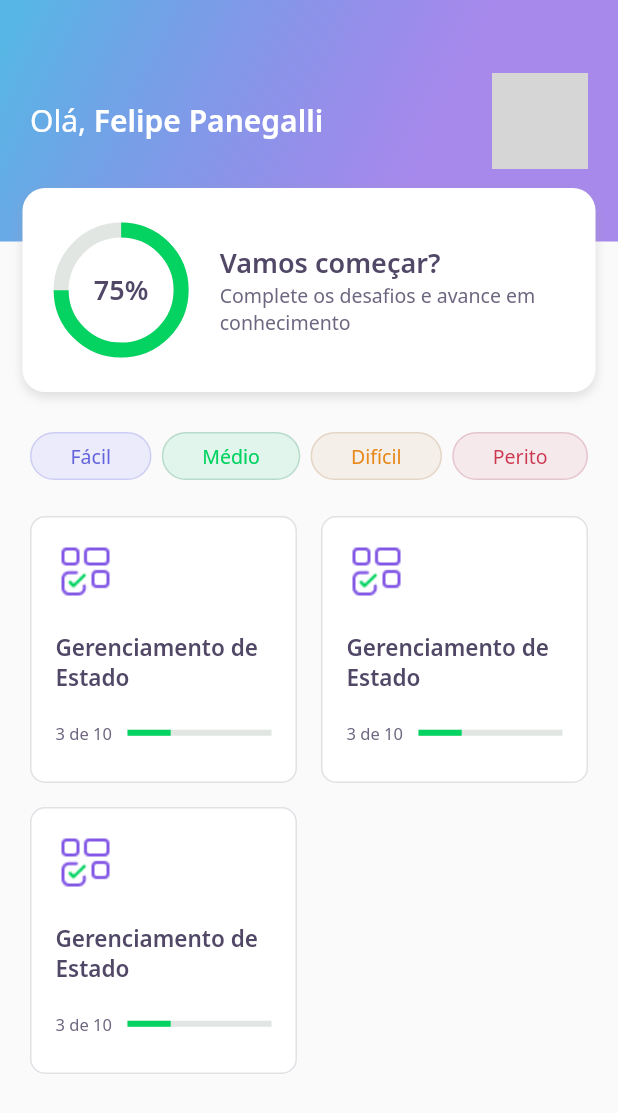
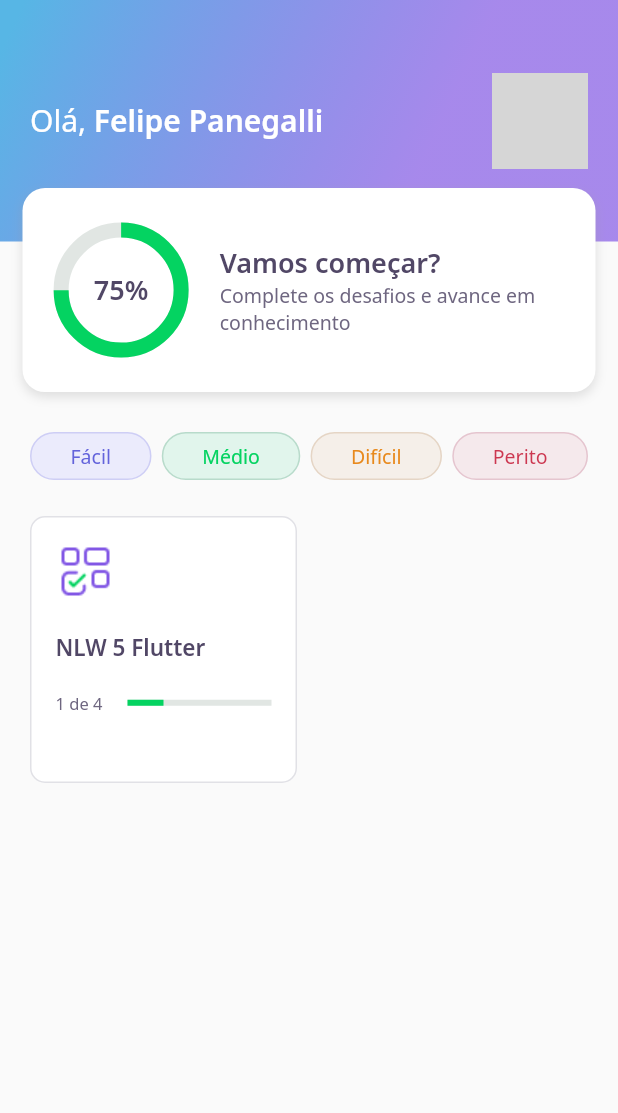
Before and after one commit to felipepanegalli/nlw5-devquiz, a Flutter app: the HomePage screen opened directly, on a phone screen of 412 x 824 dp. Shown: the top 1113 px of the screen. Run offline on Flutter 3.47's test engine with Material 2 defaults, Android fonts, the phone set to English and light mode, and no system bars; our stand-ins replace google_fonts; accounts and stored records are empty; network calls fail; grey boxes are pictures that could not be loaded.

Commit message:
Day 03: Created the Management State, Models and Database JSON

```diff
--- /dev/null
+++ b/database/user.json
@@ -0,0 +1,5 @@
+{
+    "name": "Felipe Panegalli",
+    "score": 75,
+    "photoUrl": "https://avatars.githubusercontent.com/u/25158249?v=4"
+}
--- a/lib/core/app_widget.dart
+++ b/lib/core/app_widget.dart
@@ -1,5 +1,6 @@
 import 'package:flutter/material.dart';
 import 'package:nlw_5_dev_quiz/challenge/challenge_page.dart';
+import 'package:nlw_5_dev_quiz/home/home_page.dart';
 
 class AppWidget extends StatelessWidget {
   @override
@@ -7,7 +8,7 @@
     return MaterialApp(
       title: 'DevQuiz',
       debugShowCheckedModeBanner: false,
-      home: ChallengePage(),
+      home: HomePage(),
     );
   }
 }
--- /dev/null
+++ b/lib/home/home_controller.dart
@@ -0,0 +1,27 @@
+import 'package:flutter/material.dart';
+import 'package:nlw_5_dev_quiz/home/home_repository.dart';
+import 'package:nlw_5_dev_quiz/home/home_state.dart';
+import 'package:nlw_5_dev_quiz/shared/models/quiz_model.dart';
+import 'package:nlw_5_dev_quiz/shared/models/user_model.dart';
+
+class HomeController {
+  final stateNotifier = ValueNotifier<HomeState>(HomeState.empty);
+  set state(HomeState state) => stateNotifier.value = state;
+  HomeState get state => stateNotifier.value;
+
+  UserModel? user;
+  List<QuizModel>? quizzes;
+  final repository = HomeRepository();
+
+  void getUser() async {
+    state = HomeState.loading;
+    user = await repository.getUser();
+    state = HomeState.success;
+  }
+
+  void getQuizzes() async {
+    state = HomeState.loading;
+    quizzes = await repository.getQuizzes();
+    state = HomeState.success;
+  }
+}
--- a/lib/home/home_page.dart
+++ b/lib/home/home_page.dart
@@ -1,4 +1,7 @@
 import 'package:flutter/material.dart';
+import 'package:nlw_5_dev_quiz/core/core.dart';
+import 'package:nlw_5_dev_quiz/home/home_controller.dart';
+import 'package:nlw_5_dev_quiz/home/home_state.dart';
 import 'package:nlw_5_dev_quiz/home/widgets/appbar/app_bar_widget.dart';
 import 'package:nlw_5_dev_quiz/home/widgets/level_button/level_button_widget.dart';
 import 'package:nlw_5_dev_quiz/home/widgets/quiz_card/quiz_card_widget.dart';
@@ -11,10 +14,23 @@
 }
 
 class _HomePageState extends State<HomePage> {
+  final controller = HomeController();
+
+  @override
+  void initState() {
+    super.initState();
+    controller.getUser();
+    controller.getQuizzes();
+    controller.stateNotifier.addListener(() {
+      setState(() {});
+    });
+  }
+
   @override
   Widget build(BuildContext context) {
+    if (controller.state == HomeState.success) {
       return Scaffold(
-      appBar: AppBarWidget(),
+        appBar: AppBarWidget(user: controller.user!),
         body: Padding(
           padding: EdgeInsets.symmetric(horizontal: 20),
           child: Column(
@@ -35,16 +51,28 @@
                   crossAxisCount: 2,
                   crossAxisSpacing: 16,
                   mainAxisSpacing: 16,
-                children: [
-                  QuizCardWidget(),
-                  QuizCardWidget(),
-                  QuizCardWidget(),
-                ],
+                  children: controller.quizzes!
+                      .map((e) => QuizCardWidget(
+                            title: e.title,
+                            completed:
+                                "${e.questionAwnsered} de ${e.questions.length}",
+                            percent: e.questionAwnsered / e.questions.length,
+                          ))
+                      .toList(),
                 ),
               )
             ],
           ),
         ),
       );
+    } else {
+      return Scaffold(
+        body: Center(
+          child: CircularProgressIndicator(
+            valueColor: AlwaysStoppedAnimation<Color>(AppColors.darkGreen),
+          ),
+        ),
+      );
     }
   }
+}
--- /dev/null
+++ b/lib/home/home_state.dart
@@ -0,0 +1 @@
+enum HomeState { success, loading, error, empty }
--- a/lib/home/widgets/appbar/app_bar_widget.dart
+++ b/lib/home/widgets/appbar/app_bar_widget.dart
@@ -1,9 +1,11 @@
 import 'package:flutter/material.dart';
 import 'package:nlw_5_dev_quiz/core/core.dart';
 import 'package:nlw_5_dev_quiz/home/widgets/score_card/score_card.dart';
+import 'package:nlw_5_dev_quiz/shared/models/user_model.dart';
 
 class AppBarWidget extends PreferredSize {
-  AppBarWidget()
+  final UserModel user;
+  AppBarWidget({required this.user})
       : super(
           preferredSize: Size.fromHeight(250),
           child: Container(
@@ -26,7 +28,7 @@
                           style: AppTextStyles.title,
                           children: [
                             TextSpan(
-                              text: 'Felipe Panegalli',
+                              text: user.name,
                               style: AppTextStyles.titleBold,
                             ),
                           ],
@@ -39,7 +41,7 @@
                           borderRadius: BorderRadius.circular(10),
                           image: DecorationImage(
                             image: NetworkImage(
-                              'https://avatars.githubusercontent.com/u/25158249?v=4',
+                              user.photoUrl,
                             ),
                             fit: BoxFit.cover,
                           ),
--- a/lib/home/widgets/quiz_card/quiz_card_widget.dart
+++ b/lib/home/widgets/quiz_card/quiz_card_widget.dart
@@ -1,9 +1,20 @@
 import 'package:flutter/material.dart';
+
 import 'package:nlw_5_dev_quiz/core/core.dart';
 import 'package:nlw_5_dev_quiz/shared/widgets/progress_indicator/progress_indicator_widget.dart';
 
 class QuizCardWidget extends StatelessWidget {
-  QuizCardWidget({Key? key}) : super(key: key);
+  final String title;
+  final String completed;
+  final double percent;
+
+  QuizCardWidget({
+    Key? key,
+    required this.title,
+    required this.completed,
+    required this.percent,
+  }) : super(key: key);
+
   @override
   Widget build(BuildContext context) {
     return Container(
@@ -22,15 +33,15 @@
             child: Image.asset(AppImages.blocks),
           ),
           SizedBox(height: 20),
-          Text("Gerenciamento de Estado", style: AppTextStyles.heading15),
+          Text(title, style: AppTextStyles.heading15),
           SizedBox(height: 20),
           Row(
             children: [
               Expanded(
                 flex: 2,
-                child: Text("3 de 10", style: AppTextStyles.body11),
+                child: Text(completed, style: AppTextStyles.body11),
               ),
-              Expanded(flex: 4, child: ProgressIndicatorWidget(value: .3))
+              Expanded(flex: 4, child: ProgressIndicatorWidget(value: percent))
             ],
           ),
         ],
--- /dev/null
+++ b/lib/shared/models/quiz_model.dart
@@ -0,0 +1,65 @@
+import 'dart:convert';
+
+import 'package:nlw_5_dev_quiz/shared/models/question_model.dart';
+
+enum Level { facil, medio, dificil, perito }
+
+extension LevelStringExt on String {
+  Level get levelParse => {
+        "facil": Level.facil,
+        "medio": Level.medio,
+        "dificil": Level.dificil,
+        "perito": Level.perito,
+      }[this]!;
+}
+
+extension LevelExt on Level {
+  String get parse => {
+        Level.facil: "facil",
+        Level.medio: "medio",
+        Level.dificil: "dificil",
+        Level.perito: "perito",
+      }[this]!;
+}
+
+class QuizModel {
+  final String title;
+  final List<QuestionModel> questions;
+  final int questionAwnsered;
+  final String image;
+  final Level level;
+
+  QuizModel({
+    required this.title,
+    required this.questions,
+    this.questionAwnsered = 0,
+    required this.image,
+    required this.level,
+  });
+
+  Map<String, dynamic> toMap() {
+    return {
+      'title': title,
+      'questions': questions.map((x) => x.toMap()).toList(),
+      'questionAwnsered': questionAwnsered,
+      'image': image,
+      'level': level.parse,
+    };
+  }
+
+  factory QuizModel.fromMap(Map<String, dynamic> map) {
+    return QuizModel(
+      title: map['title'],
+      questions: List<QuestionModel>.from(
+          map['questions']?.map((x) => QuestionModel.fromMap(x))),
+      questionAwnsered: map['questionAwnsered'],
+      image: map['image'],
+      level: map['level'].toString().levelParse,
+    );
+  }
+
+  String toJson() => json.encode(toMap());
+
+  factory QuizModel.fromJson(String source) =>
+      QuizModel.fromMap(json.decode(source));
+}
--- /dev/null
+++ b/lib/shared/models/user_model.dart
@@ -0,0 +1,34 @@
+import 'dart:convert';
+
+class UserModel {
+  final String name;
+  final String photoUrl;
+  final int score;
+
+  UserModel({
+    required this.name,
+    required this.photoUrl,
+    this.score = 0,
+  });
+
+  Map<String, dynamic> toMap() {
+    return {
+      'name': name,
+      'photoUrl': photoUrl,
+      'score': score,
+    };
+  }
+
+  factory UserModel.fromMap(Map<String, dynamic> map) {
+    return UserModel(
+      name: map['name'],
+      photoUrl: map['photoUrl'],
+      score: map['score'],
+    );
+  }
+
+  String toJson() => json.encode(toMap());
+
+  factory UserModel.fromJson(String source) =>
+      UserModel.fromMap(json.decode(source));
+}
--- a/pubspec.yaml
+++ b/pubspec.yaml
@@ -48,6 +48,7 @@
   # To add assets to your application, add an assets section, like this:
   assets:
     - assets/images/
+    - database/
   #   - images/a_dot_ham.jpeg
 
   # An image asset can refer to one or more resolution-specific "variants", see
```
Also changed, not shown: database/quizzes.json (added, +82 -0 lines), lib/home/home_repository.dart (added, +20 -0 lines), lib/shared/models/awnser_model.dart (added, +30 -0 lines), lib/shared/models/question_model.dart (added, +33 -0 lines). Lines whose indentation alone changed are shown as unchanged.
